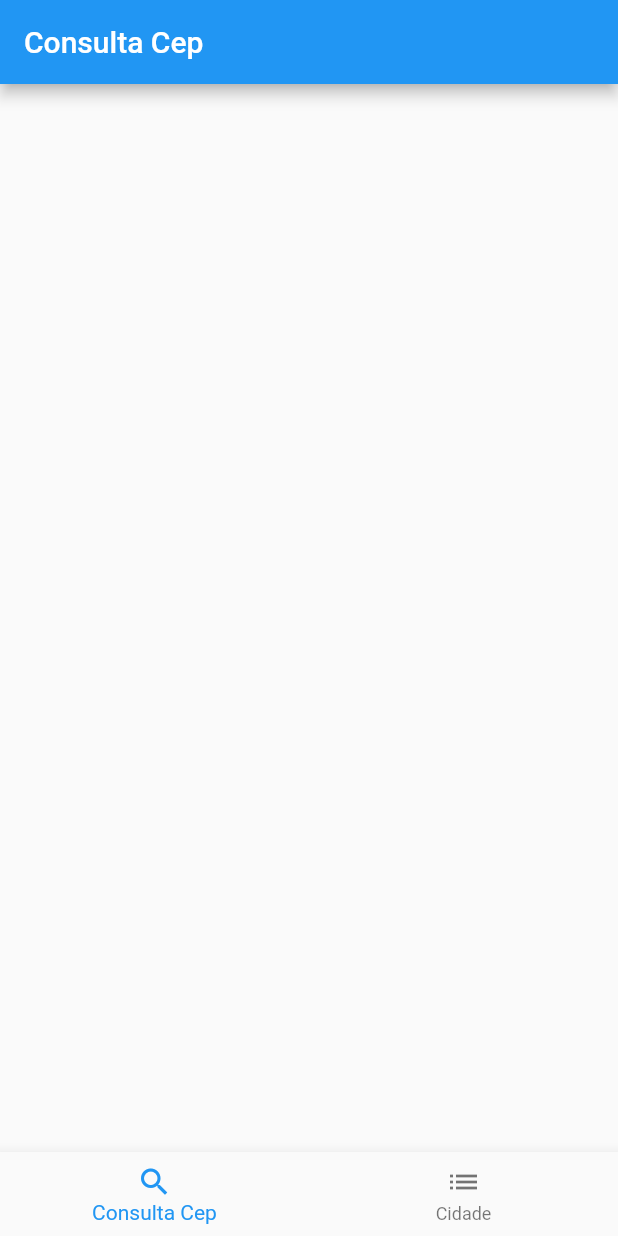
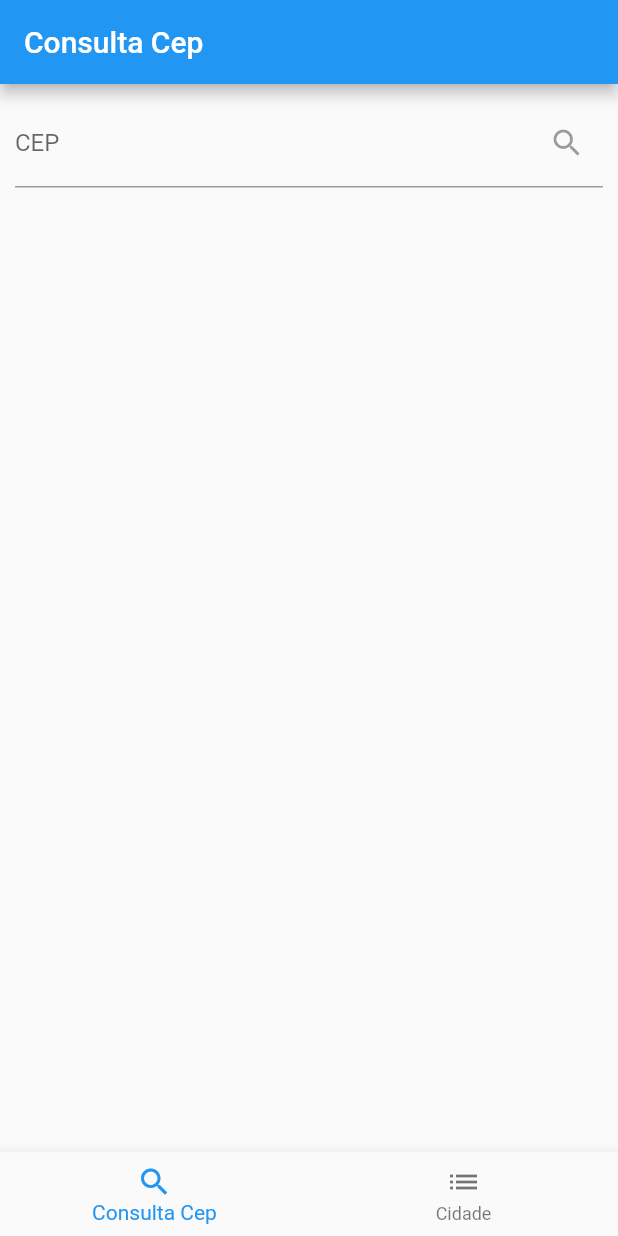
Before and after one commit to nathyfaculade/api_md, a Flutter app: the screen it shows after launch, on a phone screen of 412 x 824 dp. Run offline on Flutter 3.47's test engine with Material 2 defaults, Android fonts, the phone set to English and light mode, and no system bars; our stand-ins replace mask_text_input_formatter.

Commit message:
CepFragment3

```diff
--- a/lib/main.dart
+++ b/lib/main.dart
@@ -12,6 +12,7 @@ class MyApp extends StatelessWidget {
   @override
   Widget build(BuildContext context) {
     return MaterialApp(
+      debugShowCheckedModeBanner: false,
       title: 'Flutter Demo',
       theme: ThemeData(
 
--- a/lib/pages/cep_fragment.dart
+++ b/lib/pages/cep_fragment.dart
@@ -1,5 +1,6 @@
 import 'package:api_md/services/cep_service.dart';
 import 'package:flutter/cupertino.dart';
+import 'package:flutter/material.dart';
 import 'package:mask_text_input_formatter/mask_text_input_formatter.dart';
 
 import '../model/cep_model.dart';
@@ -24,6 +25,67 @@ class _CepFragmentState extends State<CepFragment>{
   Cep? _cep;
 
   Widget build(BuildContext context){
-    return Container();
+    return Padding(
+      padding: EdgeInsets.all(10),
+      child: Column(
+        crossAxisAlignment: CrossAxisAlignment.start,
+        children: [
+          Form(
+            key: _formKey,
+              child: TextFormField(
+                controller: _controler,
+                decoration: InputDecoration(
+                  labelText: 'CEP',
+                  suffixIcon: _loading ? const Padding(
+                      padding: EdgeInsets.all(10),
+                    child: CircularProgressIndicator(strokeWidth: 2),
+                  ) : IconButton(
+                      onPressed: null,
+                      icon: Icon(Icons.search)
+                  ),
+                ),
+                inputFormatters: [_cepFormater],
+                validator: (String? value){
+                  if(value == null || value.isEmpty || !_cepFormater.isFill()){
+                    return 'Informe um cep válido';
+                  }
+                  return null;
+                },
+              ),
+          ),
+          Container(height: 10),
+          ..._buildWidgets(),
+        ],
+      ),
+    );
+  }
+
+  Future<void> _findCep() async {
+    if(_formKey.currentState == null || !_formKey.currentState!.validate()){
+      return;
+    }
+    setState(() {
+      _loading = true;
+    });
+    try{
+      _cep = await _service.findCepAsObject(_cepFormater.getUnmaskedText());
+    } catch(e){
+      debugPrint(e.toString());
+      ScaffoldMessenger.of(context).showSnackBar(SnackBar(content: Text('Ocorreu um erro, tente novamente! \n' 'ERR: ${e.toString()}')
+    ));
+  }
+  setState(() {
+    _loading = false;
+  });}
+
+  List<Widget> _buildWidgets(){
+    final List<Widget> widgets = [];
+    if(_cep != null){
+      final map = _cep!.toJson();
+      for(final key in map.keys){
+        widgets.add(Text('$key: ${map[key]}'));
+      }
+    }
+    return widgets;
   }
 }
```
